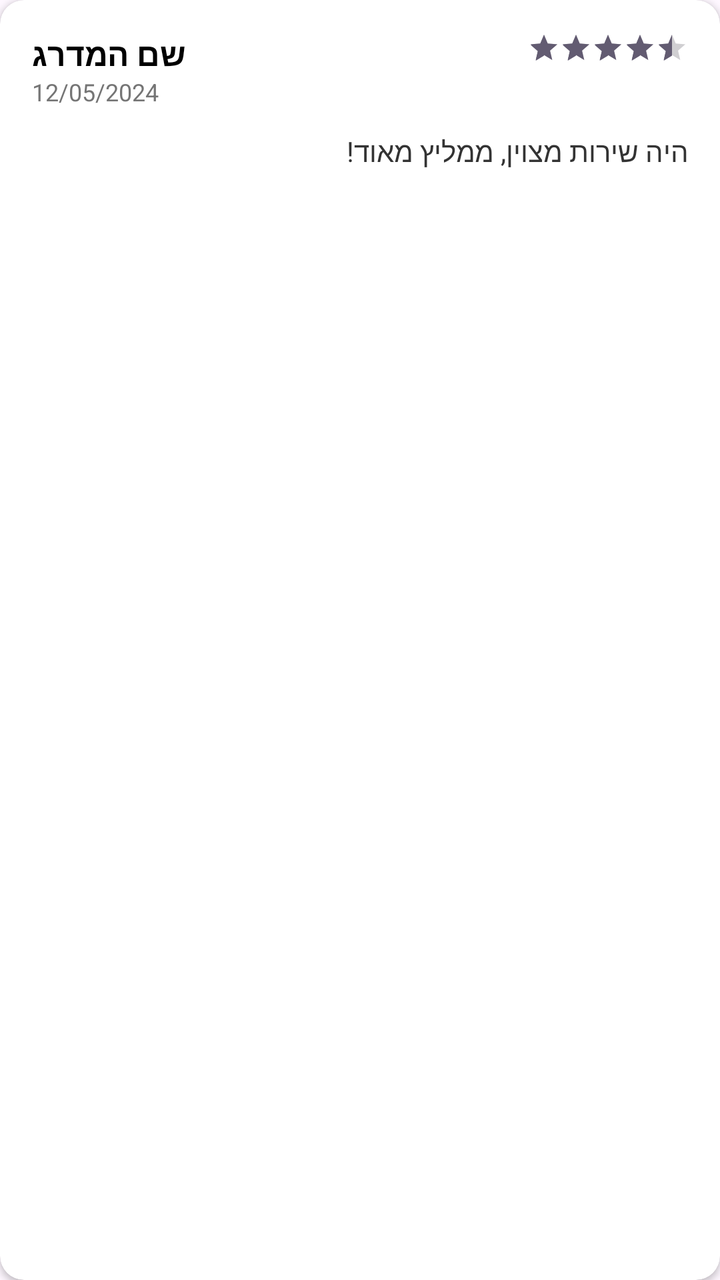
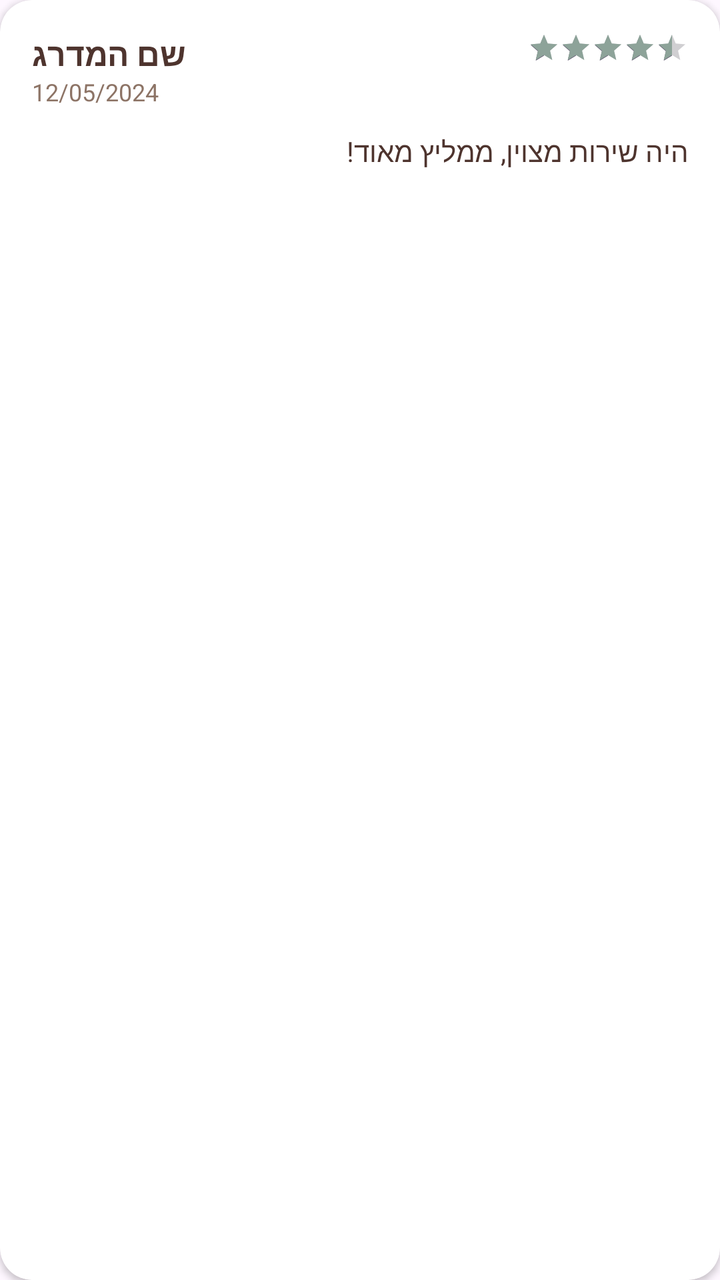

An Android layout rendered at two revisions. The XML below is the earlier revision; the diff shows what the commit changed to produce the second picture.
<!-- AndroidManifest.xml: application theme Theme.MyApplication -->
<!-- res/layout/item_review.xml -->
<?xml version="1.0" encoding="utf-8"?>
<androidx.cardview.widget.CardView xmlns:android="http://schemas.android.com/apk/res/android"
    xmlns:app="http://schemas.android.com/apk/res-auto"
    android:layout_width="match_parent"
    android:layout_height="wrap_content"
    android:layout_marginVertical="6dp"
    android:layout_marginHorizontal="4dp"
    app:cardCornerRadius="12dp"
    app:cardElevation="2dp">

    <androidx.constraintlayout.widget.ConstraintLayout
        android:layout_width="match_parent"
        android:layout_height="wrap_content"
        android:padding="16dp">

        <TextView
            android:id="@+id/tvReviewerName"
            android:layout_width="wrap_content"
            android:layout_height="wrap_content"
            android:text="שם המדרג"
            android:textStyle="bold"
            android:textSize="16sp"
            android:textColor="#000000"
            app:layout_constraintStart_toStartOf="parent"
            app:layout_constraintTop_toTopOf="parent"/>

        <TextView
            android:id="@+id/tvReviewDate"
            android:layout_width="wrap_content"
            android:layout_height="wrap_content"
            android:text="12/05/2024"
            android:textSize="12sp"
            android:textColor="#757575"
            app:layout_constraintStart_toStartOf="parent"
            app:layout_constraintTop_toBottomOf="@id/tvReviewerName"/>

        <RatingBar
            android:id="@+id/rbReviewRating"
            style="?android:attr/ratingBarStyleSmall"
            android:layout_width="wrap_content"
            android:layout_height="wrap_content"
            android:numStars="5"
            android:rating="4.5"
            android:stepSize="0.1"
            android:isIndicator="true"
            app:layout_constraintEnd_toEndOf="parent"
            app:layout_constraintTop_toTopOf="parent"/>

        <TextView
            android:id="@+id/tvReviewComment"
            android:layout_width="0dp"
            android:layout_height="wrap_content"
            android:text="היה שירות מצוין, ממליץ מאוד!"
            android:layout_marginTop="12dp"
            android:textSize="14sp"
            android:textColor="#333333"
            app:layout_constraintTop_toBottomOf="@id/tvReviewDate"
            app:layout_constraintStart_toStartOf="parent"
            app:layout_constraintEnd_toEndOf="parent"/>

    </androidx.constraintlayout.widget.ConstraintLayout>
</androidx.cardview.widget.CardView>
<!-- resources referenced by this layout -->
<resources>
  <style name="Theme.MyApplication" parent="Base.Theme.MyApplication" />
  <style name="Base.Theme.MyApplication" parent="Theme.Material3.DayNight.NoActionBar">
      </style>
</resources>

<!-- the commit's change to res/layout/item_review.xml (unified diff, before → after) -->
@@ -5,7 +5,8 @@
     android:layout_height="wrap_content"
     android:layout_marginVertical="6dp"
     android:layout_marginHorizontal="4dp"
-    app:cardCornerRadius="12dp"
+    app:cardBackgroundColor="@color/cardColor"
+    app:cardCornerRadius="16dp"
     app:cardElevation="2dp">
 
     <androidx.constraintlayout.widget.ConstraintLayout
@@ -20,7 +21,7 @@
             android:text="שם המדרג"
             android:textStyle="bold"
             android:textSize="16sp"
-            android:textColor="#000000"
+            android:textColor="@color/textColor"
             app:layout_constraintStart_toStartOf="parent"
             app:layout_constraintTop_toTopOf="parent"/>
 
@@ -30,7 +31,7 @@
             android:layout_height="wrap_content"
             android:text="12/05/2024"
             android:textSize="12sp"
-            android:textColor="#757575"
+            android:textColor="@color/colorPrimaryDark"
             app:layout_constraintStart_toStartOf="parent"
             app:layout_constraintTop_toBottomOf="@id/tvReviewerName"/>
 
@@ -43,6 +44,7 @@
             android:rating="4.5"
             android:stepSize="0.1"
             android:isIndicator="true"
+            android:progressTint="@color/colorAccent"
             app:layout_constraintEnd_toEndOf="parent"
             app:layout_constraintTop_toTopOf="parent"/>
 
@@ -53,7 +55,8 @@
             android:text="היה שירות מצוין, ממליץ מאוד!"
             android:layout_marginTop="12dp"
             android:textSize="14sp"
-            android:textColor="#333333"
+            android:lineSpacingExtra="4dp"
+            android:textColor="@color/textColor"
             app:layout_constraintTop_toBottomOf="@id/tvReviewDate"
             app:layout_constraintStart_toStartOf="parent"
             app:layout_constraintEnd_toEndOf="parent"/>
<!-- resource entries referenced after the edit -->
@@ -1,5 +1,9 @@
 <!-- resources referenced by this layout -->
 <resources>
+  <color name="cardColor">#FFFFFF</color>
+  <color name="colorAccent">#8DA399</color>
+  <color name="colorPrimaryDark">#8D7466</color>
+  <color name="textColor">#4E342E</color>
   <style name="Theme.MyApplication" parent="Base.Theme.MyApplication" />
   <style name="Base.Theme.MyApplication" parent="Theme.Material3.DayNight.NoActionBar">
       </style>
